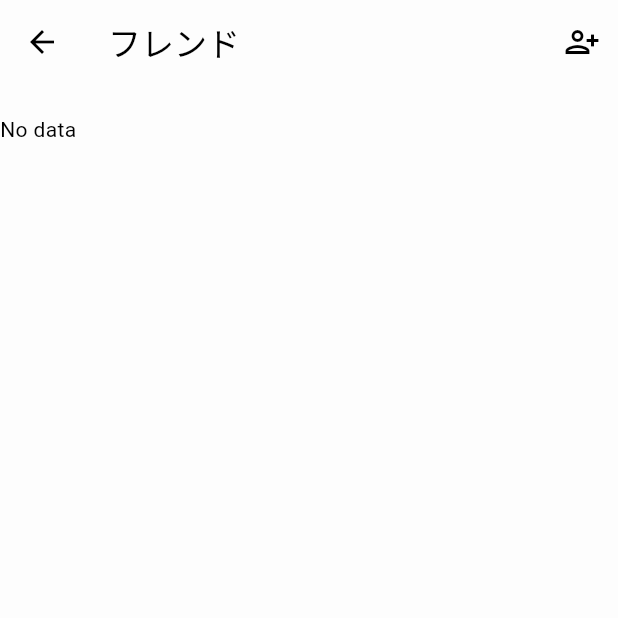
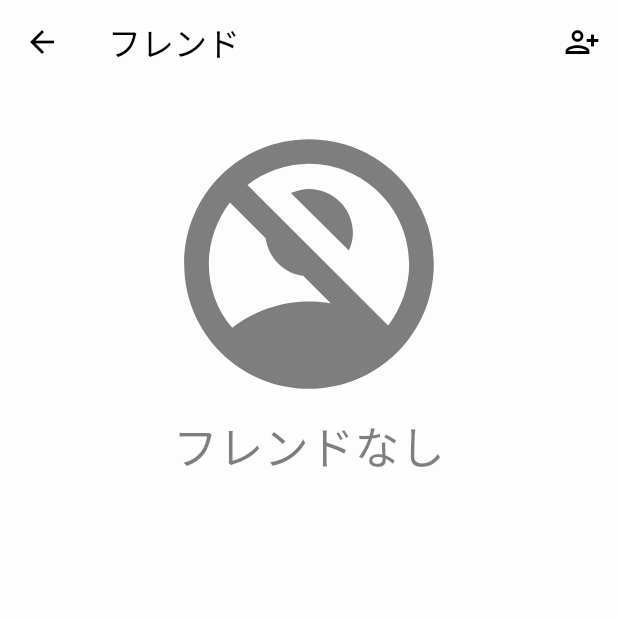
Before and after one commit to JOIMathProject/calendar_sharing, a Flutter app: the FriendsScreen screen opened directly, on a phone screen of 412 x 824 dp, the top half of it. Run offline on Flutter 3.47's test engine with Material 3 defaults, Android fonts, the phone set to English and light mode, and no system bars; our stand-ins replace firebase_auth, firebase_core, google_sign_in, googleapis_auth, syncfusion_flutter_calendar; missing offline and left inert: extension_google_sign_in_as_googleapis_auth, googleapis, rrule, syncfusion_localizations; accounts and stored records are empty; network calls fail.

Commit message:
フレンド詳細+フレンド一覧

```diff
--- a/lib/screen/friendsScreen.dart
+++ b/lib/screen/friendsScreen.dart
@@ -20,8 +20,8 @@ class _FriendsScreenState extends State<FriendsScreen> {
         Provider.of<UserData>(context, listen: false).googleUser;
     if (gUser?.currentUser != null) {
       //ここでフレンド一覧を取得する
+      //FIXME uidを適用させる
       friends = GetFriends().getFriends("kuroinusan");
-      //friends = GetFriends().getFriends(gUser?.currentUser!.id);
     }
   }
 
@@ -48,7 +48,8 @@ class _FriendsScreenState extends State<FriendsScreen> {
             builder: (context, snapshot) {
               if (snapshot.connectionState == ConnectionState.waiting) {
                 return CircularProgressIndicator();
-              } else if (snapshot.hasError) {
+              } else if (snapshot.hasError &&
+                  snapshot.error != "Failed to get friends: 404") {
                 return Text('Error: ${snapshot.error}');
               } else if (snapshot.hasData) {
                 return Container(
@@ -63,10 +64,11 @@ class _FriendsScreenState extends State<FriendsScreen> {
                                 children: [
                                   Row(
                                     children: [
-                                      //アイコン(本当はここに画像を代入?)
-                                      Icon(
-                                        Icons.person,
-                                        size: 30,
+                                      //アイコン
+                                      CircleAvatar(
+                                        radius: 25,
+                                        backgroundColor: Colors.white,
+                                        backgroundImage: NetworkImage("https://calendar-files.woody1227.com/user_icon/"+snapshot.data![index].uicon),
                                       ),
                                       SizedBox(width: 20),
                                       //名前
@@ -82,14 +84,35 @@ class _FriendsScreenState extends State<FriendsScreen> {
                             onTap: () {
                               //フレンドのプロフィールに飛ばす
                               print(snapshot.data![index].uid);
-                              Navigator.push(context, MaterialPageRoute(builder: (context) => FriendProfile(friend: snapshot.data![index])));
+                              Navigator.push(
+                                  context,
+                                  MaterialPageRoute(
+                                      builder: (context) => FriendProfile(
+                                          friend: snapshot.data![index])));
                             },
                           );
                         }),
                   ),
                 );
               } else {
-                return Text('No data');
+                return Center(
+                  child: Column(
+                    children: [
+                      Icon(
+                        Icons.no_accounts,
+                        size: 200,
+                        color: Colors.black.withOpacity(0.5),
+                      ),
+                      Text(
+                        'フレンドなし',
+                        style: TextStyle(
+                          fontSize: 30,
+                          color: Colors.black.withOpacity(0.5),
+                        ),
+                      )
+                    ],
+                  ),
+                );
               }
             },
           ),
```
Also changed, not shown: lib/screen/friendProfile.dart (+7 -1 lines).
